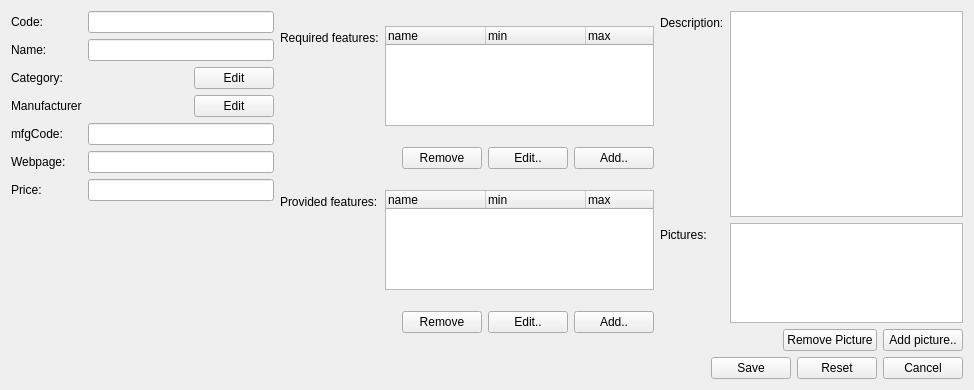
Before: the Qt Designer form client/uiforms/component_edit.ui in Wolframe/configurator, drawn with Qt 5.
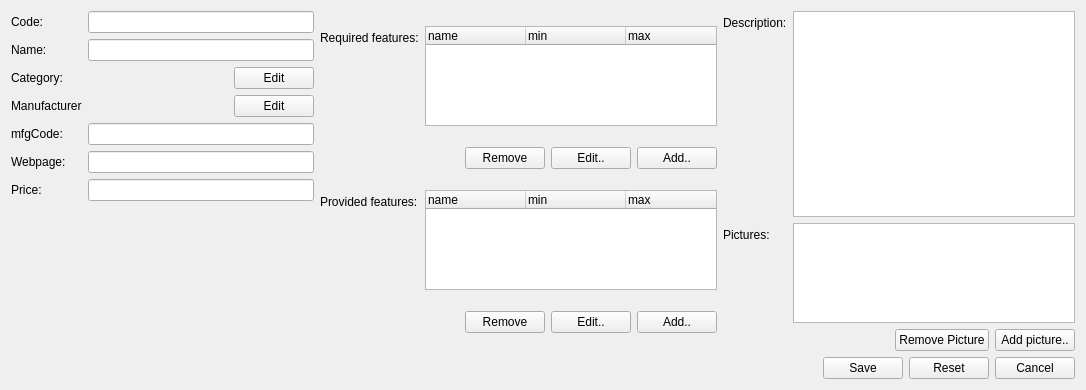
After: the same form once the commit is applied. Icons and pictures are not drawn.

```diff
--- a/client/uiforms/component_edit.ui
+++ b/client/uiforms/component_edit.ui
@@ -6,7 +6,7 @@
    <rect>
     <x>0</x>
     <y>0</y>
-    <width>974</width>
+    <width>1086</width>
     <height>390</height>
    </rect>
   </property>
```
Left out of the diff: 4 changed lines with no effect on the pictures.
